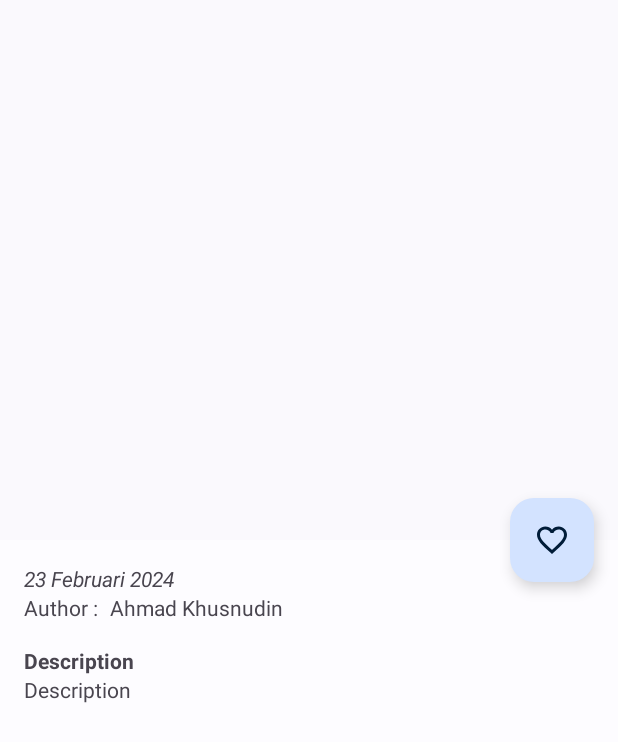
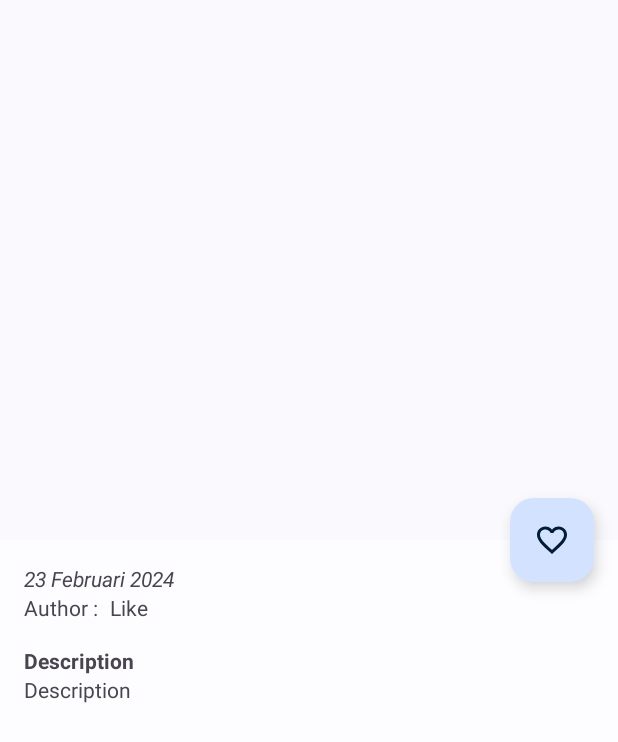
Before and after one commit to AhmadKhusnudin/BBCNews, an Android app: the DetailNewsActivity screen opened directly, with no data from a screen before it, on a phone screen of 412 x 824 dp. Shown: the top 742 px of the screen. Run offline under Robolectric (Android 15) with nearby library versions, the phone set to English and light mode, and no system bars; our stand-ins replace Dagger/Hilt's generated code; network calls fail; pictures from the network do not load.

Commit message:
Edit Dependency

```diff
--- a/app/src/main/res/layout/content_detail_news.xml
+++ b/app/src/main/res/layout/content_detail_news.xml
@@ -14,7 +14,7 @@
         android:id="@+id/tv_published"
         android:layout_width="wrap_content"
         android:layout_height="wrap_content"
-        android:text="23 Februari 2024"
+        android:text="@string/date"
         android:textStyle="italic"
         app:layout_constraintStart_toStartOf="parent"
         app:layout_constraintTop_toTopOf="parent" />
@@ -31,8 +31,8 @@
         android:id="@+id/tv_author"
         android:layout_width="wrap_content"
         android:layout_height="wrap_content"
-        android:paddingStart="8dp"
-        android:text="Ahmad Khusnudin"
+        android:padding="8dp"
+        android:text="@string/like"
         app:layout_constraintStart_toEndOf="@id/title_author"
         app:layout_constraintTop_toTopOf="@id/title_author"
         app:layout_constraintBottom_toBottomOf="@id/title_author"/>
--- a/app/src/main/res/values/strings.xml
+++ b/app/src/main/res/values/strings.xml
@@ -5,5 +5,6 @@
     <string name="like">Like</string>
     <string name="author">Author : </string>
     <string name="description">Description</string>
+    <string name="date">23 Februari 2024</string>
 
 </resources>
```
